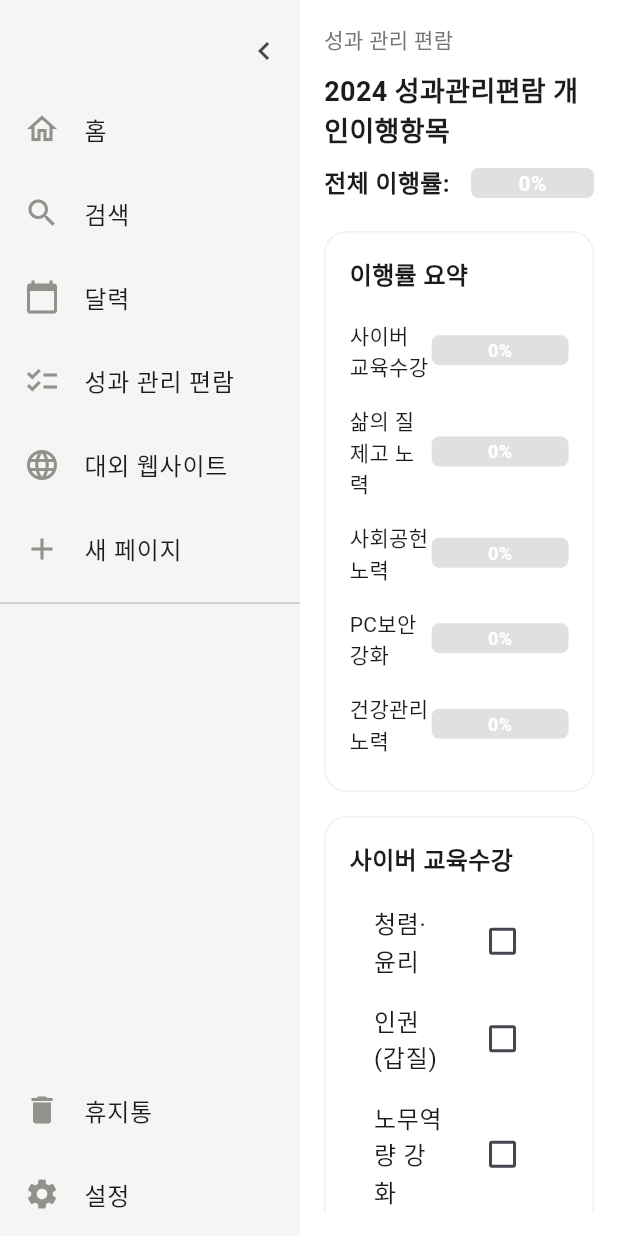
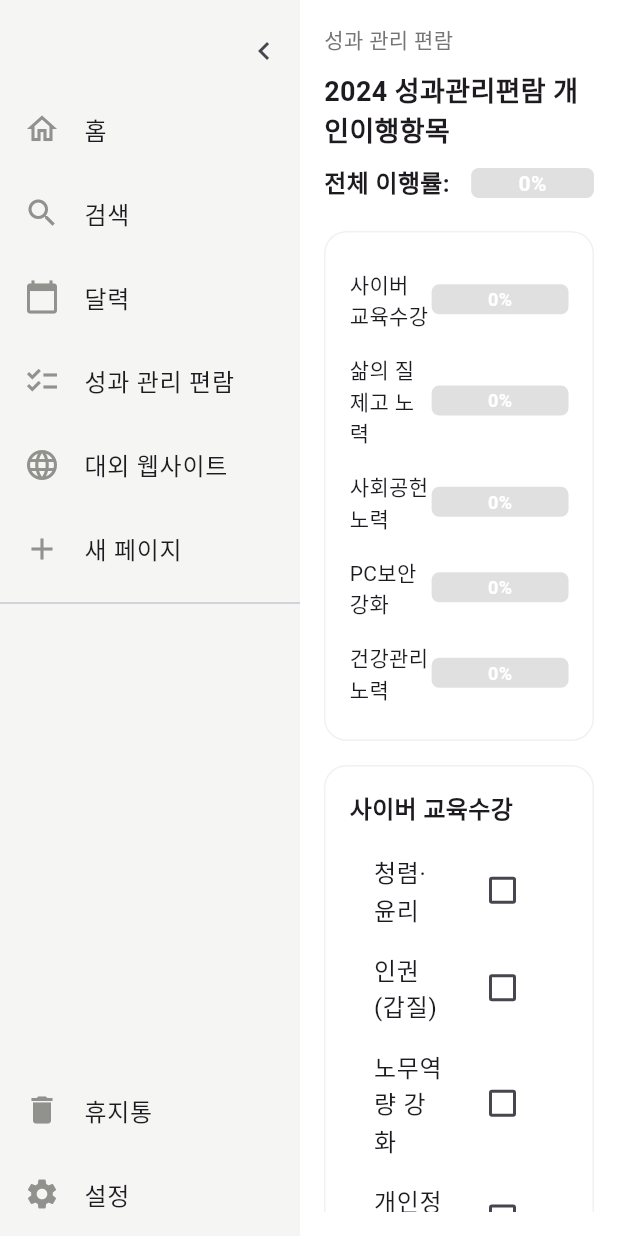
Before and after one commit to hwan03/note, a Flutter app: the screen it shows after launch, after a tap on "성과 관리 편람", on a phone screen of 412 x 824 dp. Run offline on Flutter 3.47's test engine with Material 3 defaults, Android fonts, the phone set to English and light mode, and no system bars; our stand-ins replace flutter_colorpicker, shared_preferences, table_calendar.

Commit message:
이행률 요약 문구 삭제, 홈화면 성과관리편람 내 마진패딩 추가

```diff
--- a/lib/home.dart
+++ b/lib/home.dart
@@ -189,8 +189,12 @@ class _HomeScreenState extends State<HomeScreen> {
                         Expanded(
                           child: _buildLabeledBox(
                             label: '성과 관리 편람',
-                            child: Center(
-                              child: SummaryChart(toDoData: toDoData),
+                            child: Container(
+                              margin: EdgeInsets.only(bottom: 16), // 추가된 부분
+                              padding: EdgeInsets.all(16), // 추가된 부분
+                              child: Center(
+                                child: SummaryChart(toDoData: toDoData),
+                              ),
                             ),
                           ),
                         ),
--- a/lib/to_do.dart
+++ b/lib/to_do.dart
@@ -122,14 +122,6 @@ class _ToDoPageState extends State<ToDoPage> {
                             child: Column(
                               crossAxisAlignment: CrossAxisAlignment.start,
                               children: [
-                                Text(
-                                  '이행률 요약',
-                                  style: TextStyle(
-                                    fontSize: 16,
-                                    fontWeight: FontWeight.bold,
-                                  ),
-                                ),
-                                SizedBox(height: 10),
                                 SummaryChart(toDoData: toDoData)
                               ],
                             ),
```
